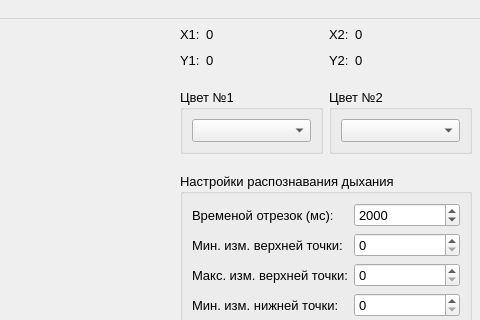
The window that data/ui/main_window.ui (gg-master/VISDOM_project) describes before a commit, drawn with Qt 5; both pictures show x 701 to 1181 and y 0 to 320 of the 1181 by 652 pixel window.
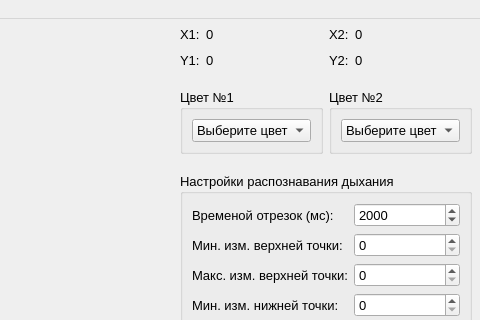
The same window after the commit. Custom widgets are drawn as their Qt base class.

Commit message: Настроил выбор нужного цвета. Подправил косяки в окне выбора настроек сервера

Patch:
```diff
--- a/data/ui/main_window.ui
+++ b/data/ui/main_window.ui
@@ -234,12 +234,23 @@
                <property name="editable">
                 <bool>false</bool>
                </property>
+               <property name="currentText">
+                <string>Выберите цвет</string>
+               </property>
+               <property name="currentIndex">
+                <number>0</number>
+               </property>
                <property name="placeholderText">
                 <string>Выберите цвет</string>
                </property>
                <property name="frame">
                 <bool>true</bool>
                </property>
+               <item>
+                <property name="text">
+                 <string>Выберите цвет</string>
+                </property>
+               </item>
               </widget>
              </item>
             </layout>
@@ -263,9 +274,23 @@
                  <pointsize>10</pointsize>
                 </font>
                </property>
+               <property name="editable">
+                <bool>false</bool>
+               </property>
+               <property name="currentText">
+                <string>Выберите цвет</string>
+               </property>
+               <property name="currentIndex">
+                <number>0</number>
+               </property>
                <property name="placeholderText">
                 <string>Выберите цвет</string>
                </property>
+               <item>
+                <property name="text">
+                 <string>Выберите цвет</string>
+                </property>
+               </item>
               </widget>
              </item>
             </layout>
```
The commit also changes 4 other files.
